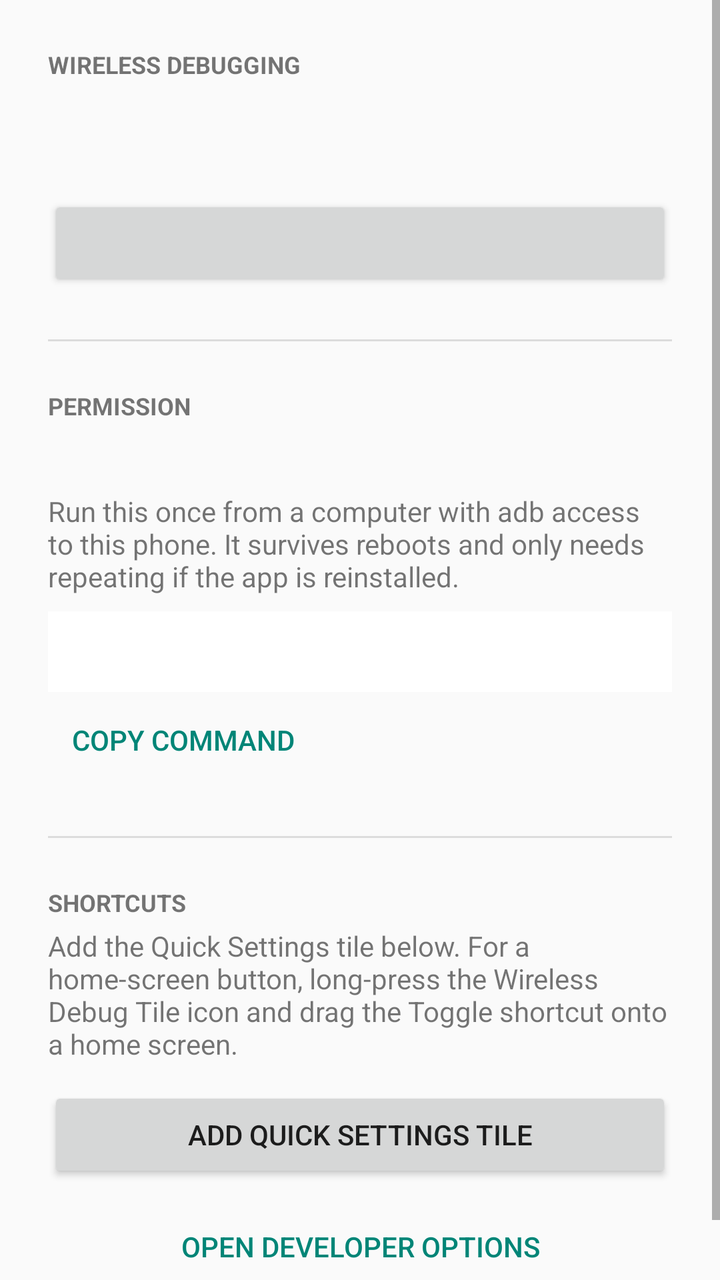
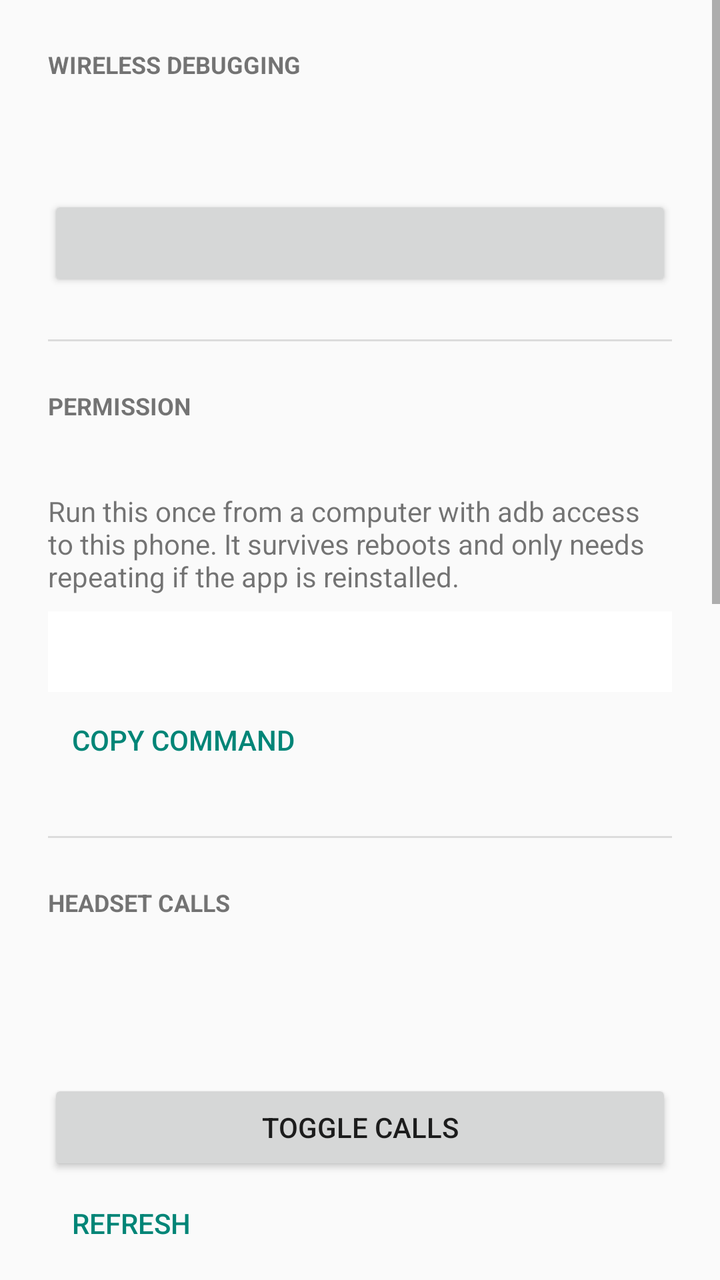

An Android layout rendered at two revisions. The XML below is the earlier revision; the diff shows what the commit changed to produce the second picture.
<!-- AndroidManifest.xml: application theme Theme.WirelessDebugTile -->
<!-- res/layout/activity_main.xml -->
<?xml version="1.0" encoding="utf-8"?>
<ScrollView xmlns:android="http://schemas.android.com/apk/res/android"
    android:layout_width="match_parent"
    android:layout_height="match_parent"
    android:clipToPadding="false"
    android:fillViewport="true">

    <LinearLayout
        android:id="@+id/content"
        android:layout_width="match_parent"
        android:layout_height="wrap_content"
        android:orientation="vertical"
        android:padding="24dp">

        <TextView
            android:layout_width="wrap_content"
            android:layout_height="wrap_content"
            android:text="@string/heading_status"
            android:textAllCaps="true"
            android:textSize="12sp"
            android:textStyle="bold" />

        <TextView
            android:id="@+id/status"
            android:layout_width="wrap_content"
            android:layout_height="wrap_content"
            android:layout_marginTop="4dp"
            android:textSize="28sp" />

        <Button
            android:id="@+id/toggle"
            android:layout_width="match_parent"
            android:layout_height="wrap_content"
            android:layout_marginTop="16dp" />

        <View
            android:layout_width="match_parent"
            android:layout_height="1dp"
            android:layout_marginTop="24dp"
            android:background="?android:attr/listDivider" />

        <TextView
            android:layout_width="wrap_content"
            android:layout_height="wrap_content"
            android:layout_marginTop="24dp"
            android:text="@string/heading_permission"
            android:textAllCaps="true"
            android:textSize="12sp"
            android:textStyle="bold" />

        <TextView
            android:id="@+id/permissionStatus"
            android:layout_width="match_parent"
            android:layout_height="wrap_content"
            android:layout_marginTop="4dp" />

        <LinearLayout
            android:id="@+id/grantGroup"
            android:layout_width="match_parent"
            android:layout_height="wrap_content"
            android:orientation="vertical">

            <TextView
                android:layout_width="match_parent"
                android:layout_height="wrap_content"
                android:layout_marginTop="12dp"
                android:text="@string/grant_explainer"
                android:textSize="14sp" />

            <TextView
                android:id="@+id/grantCommand"
                android:layout_width="match_parent"
                android:layout_height="wrap_content"
                android:layout_marginTop="8dp"
                android:background="?android:attr/colorBackgroundFloating"
                android:fontFamily="monospace"
                android:padding="12dp"
                android:textIsSelectable="true"
                android:textSize="12sp" />

            <Button
                android:id="@+id/copyCommand"
                style="?android:attr/buttonBarButtonStyle"
                android:layout_width="wrap_content"
                android:layout_height="wrap_content"
                android:text="@string/action_copy" />
        </LinearLayout>

        <View
            android:layout_width="match_parent"
            android:layout_height="1dp"
            android:layout_marginTop="24dp"
            android:background="?android:attr/listDivider" />

        <TextView
            android:layout_width="wrap_content"
            android:layout_height="wrap_content"
            android:layout_marginTop="24dp"
            android:text="@string/heading_surfaces"
            android:textAllCaps="true"
            android:textSize="12sp"
            android:textStyle="bold" />

        <TextView
            android:layout_width="match_parent"
            android:layout_height="wrap_content"
            android:layout_marginTop="4dp"
            android:text="@string/surfaces_explainer"
            android:textSize="14sp" />

        <Button
            android:id="@+id/addTile"
            android:layout_width="match_parent"
            android:layout_height="wrap_content"
            android:layout_marginTop="12dp"
            android:text="@string/action_add_tile" />

        <Button
            android:id="@+id/openDeveloperOptions"
            style="?android:attr/buttonBarButtonStyle"
            android:layout_width="match_parent"
            android:layout_height="wrap_content"
            android:layout_marginTop="8dp"
            android:text="@string/action_open_developer_options" />
    </LinearLayout>
</ScrollView>
<!-- resources referenced by this layout -->
<resources>
  <string name="action_add_tile">Add Quick Settings tile</string>
  <string name="action_copy">Copy command</string>
  <string name="action_open_developer_options">Open developer options</string>
  <string name="grant_explainer">Run this once from a computer with adb access to this phone. It survives reboots and only needs repeating if the app is reinstalled.</string>
  <string name="heading_permission">Permission</string>
  <string name="heading_status">Wireless debugging</string>
  <string name="heading_surfaces">Shortcuts</string>
  <string name="surfaces_explainer">Add the Quick Settings tile below. For a home-screen button, long-press the Wireless Debug Tile icon and drag the Toggle shortcut onto a home screen.</string>
  <style name="Theme.WirelessDebugTile" parent="Theme.AppCompat.DayNight.NoActionBar" />
</resources>

<!-- the commit's change to res/layout/activity_main.xml (unified diff, before → after) -->
@@ -96,6 +96,113 @@
             android:layout_width="wrap_content"
             android:layout_height="wrap_content"
             android:layout_marginTop="24dp"
+            android:text="@string/heading_calls"
+            android:textAllCaps="true"
+            android:textSize="12sp"
+            android:textStyle="bold" />
+
+        <TextView
+            android:id="@+id/callsStatus"
+            android:layout_width="wrap_content"
+            android:layout_height="wrap_content"
+            android:layout_marginTop="4dp"
+            android:textSize="28sp" />
+
+        <TextView
+            android:id="@+id/callsDetail"
+            android:layout_width="match_parent"
+            android:layout_height="wrap_content"
+            android:layout_marginTop="4dp"
+            android:textIsSelectable="true"
+            android:textSize="14sp" />
+
+        <Button
+            android:id="@+id/callsToggle"
+            android:layout_width="match_parent"
+            android:layout_height="wrap_content"
+            android:layout_marginTop="16dp"
+            android:text="@string/action_calls_toggle" />
+
+        <Button
+            android:id="@+id/callsRefresh"
+            style="?android:attr/buttonBarButtonStyle"
+            android:layout_width="wrap_content"
+            android:layout_height="wrap_content"
+            android:text="@string/action_refresh" />
+
+        <TextView
+            android:layout_width="match_parent"
+            android:layout_height="wrap_content"
+            android:layout_marginTop="16dp"
+            android:text="@string/calls_explainer"
+            android:textSize="14sp" />
+
+        <EditText
+            android:id="@+id/callsHost"
+            android:layout_width="match_parent"
+            android:layout_height="wrap_content"
+            android:layout_marginTop="8dp"
+            android:autofillHints="none"
+            android:hint="@string/hint_host"
+            android:inputType="textUri" />
+
+        <EditText
+            android:id="@+id/callsUser"
+            android:layout_width="match_parent"
+            android:layout_height="wrap_content"
+            android:autofillHints="username"
+            android:hint="@string/hint_user"
+            android:inputType="text" />
+
+        <Button
+            android:id="@+id/callsSave"
+            style="?android:attr/buttonBarButtonStyle"
+            android:layout_width="wrap_content"
+            android:layout_height="wrap_content"
+            android:text="@string/action_save" />
+
+        <TextView
+            android:layout_width="match_parent"
+            android:layout_height="wrap_content"
+            android:layout_marginTop="12dp"
+            android:text="@string/calls_key_explainer"
+            android:textSize="14sp" />
+
+        <TextView
+            android:id="@+id/callsKey"
+            android:layout_width="match_parent"
+            android:layout_height="wrap_content"
+            android:layout_marginTop="8dp"
+            android:background="?android:attr/colorBackgroundFloating"
+            android:fontFamily="monospace"
+            android:padding="12dp"
+            android:textIsSelectable="true"
+            android:textSize="12sp" />
+
+        <Button
+            android:id="@+id/callsCopyKey"
+            style="?android:attr/buttonBarButtonStyle"
+            android:layout_width="wrap_content"
+            android:layout_height="wrap_content"
+            android:text="@string/action_copy_key" />
+
+        <Button
+            android:id="@+id/callsAddTile"
+            android:layout_width="match_parent"
+            android:layout_height="wrap_content"
+            android:layout_marginTop="12dp"
+            android:text="@string/action_add_calls_tile" />
+
+        <View
+            android:layout_width="match_parent"
+            android:layout_height="1dp"
+            android:layout_marginTop="24dp"
+            android:background="?android:attr/listDivider" />
+
+        <TextView
+            android:layout_width="wrap_content"
+            android:layout_height="wrap_content"
+            android:layout_marginTop="24dp"
             android:text="@string/heading_surfaces"
             android:textAllCaps="true"
             android:textSize="12sp"
<!-- resource entries referenced after the edit -->
@@ -1,13 +1,23 @@
 <!-- resources referenced by this layout -->
 <resources>
+  <string name="action_add_calls_tile">Add Headset calls tile</string>
   <string name="action_add_tile">Add Quick Settings tile</string>
+  <string name="action_calls_toggle">Toggle calls</string>
   <string name="action_copy">Copy command</string>
+  <string name="action_copy_key">Copy key</string>
   <string name="action_open_developer_options">Open developer options</string>
+  <string name="action_refresh">Refresh</string>
+  <string name="action_save">Save</string>
+  <string name="calls_explainer">Flips the Calls switch in Bluetooth device details on both headsets. That switch needs a privilege no app can hold, so the workstation does it over adb and this app asks it over SSH. Works on the home network only.</string>
+  <string name="calls_key_explainer">Add this key to ~/.ssh/authorized_keys on the workstation, pinned to the script that answers calls on, calls off and calls status.</string>
   <string name="grant_explainer">Run this once from a computer with adb access to this phone. It survives reboots and only needs repeating if the app is reinstalled.</string>
+  <string name="heading_calls">Headset calls</string>
   <string name="heading_permission">Permission</string>
   <string name="heading_status">Wireless debugging</string>
-  <string name="heading_surfaces">Shortcuts</string>
-  <string name="surfaces_explainer">Add the Quick Settings tile below. For a home-screen button, long-press the Wireless Debug Tile icon and drag the Toggle shortcut onto a home screen.</string>
-  <style name="Theme.WirelessDebugTile" parent="Theme.AppCompat.DayNight.NoActionBar" />
+  <string name="heading_surfaces">Wireless debugging shortcuts</string>
+  <string name="hint_host">Workstation host</string>
+  <string name="hint_user">Login name</string>
+  <string name="surfaces_explainer">Add the Quick Settings tile below. For a home-screen button, long-press the Tiles icon and drag the Toggle shortcut onto a home screen.</string>
+  <style name="Theme.Tiles" parent="Theme.AppCompat.DayNight.NoActionBar" />
 </resources>
 
